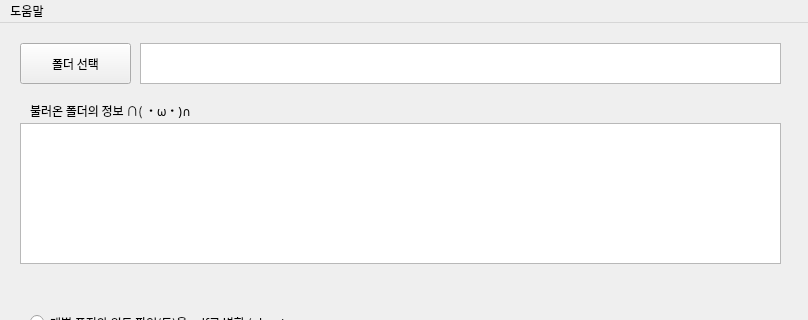
The window that interface.ui (EX3exp/Y_Mansa_Asistant) describes before a commit, drawn with Qt 5; both pictures show x 0 to 808 and y 0 to 320 of the 808 by 550 pixel window.
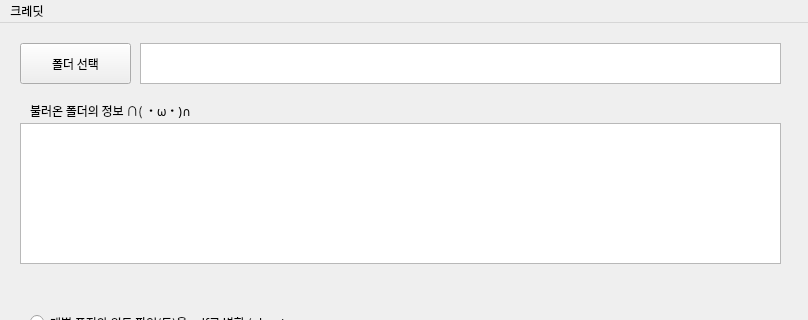
The same window after the commit.

Patch:
```diff
--- a/interface.ui
+++ b/interface.ui
@@ -238,7 +238,7 @@
    </property>
    <widget class="QMenu" name="menu">
     <property name="title">
-     <string>도움말</string>
+     <string>크레딧</string>
     </property>
     <addaction name="show_cred"/>
    </widget>
```
